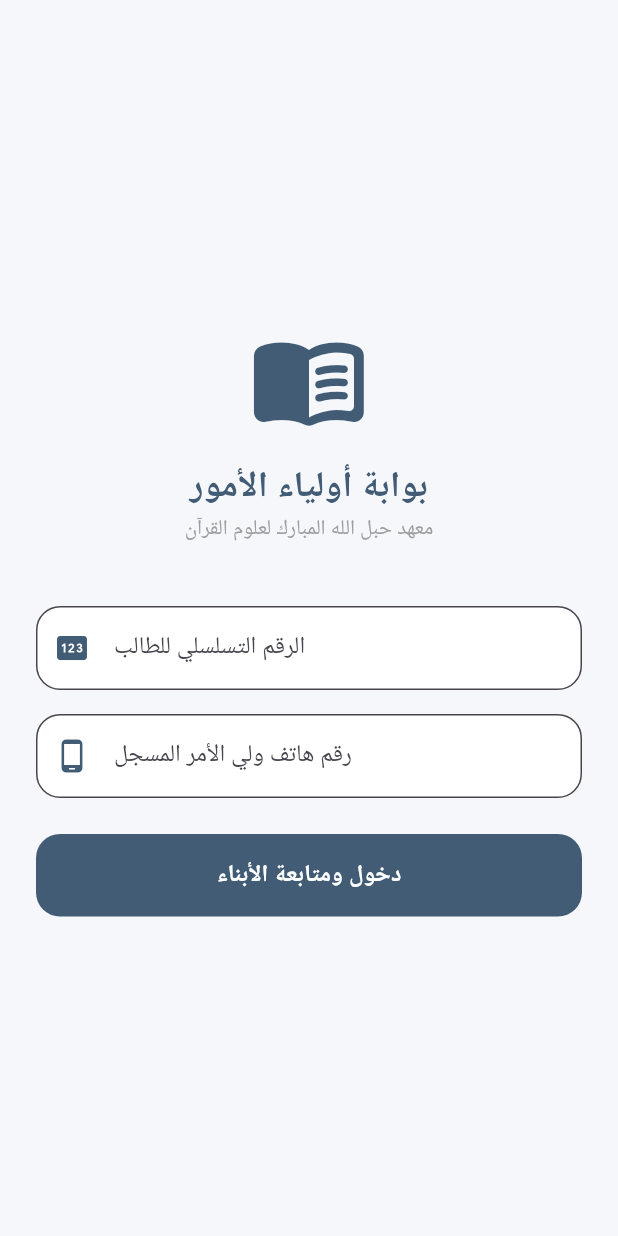
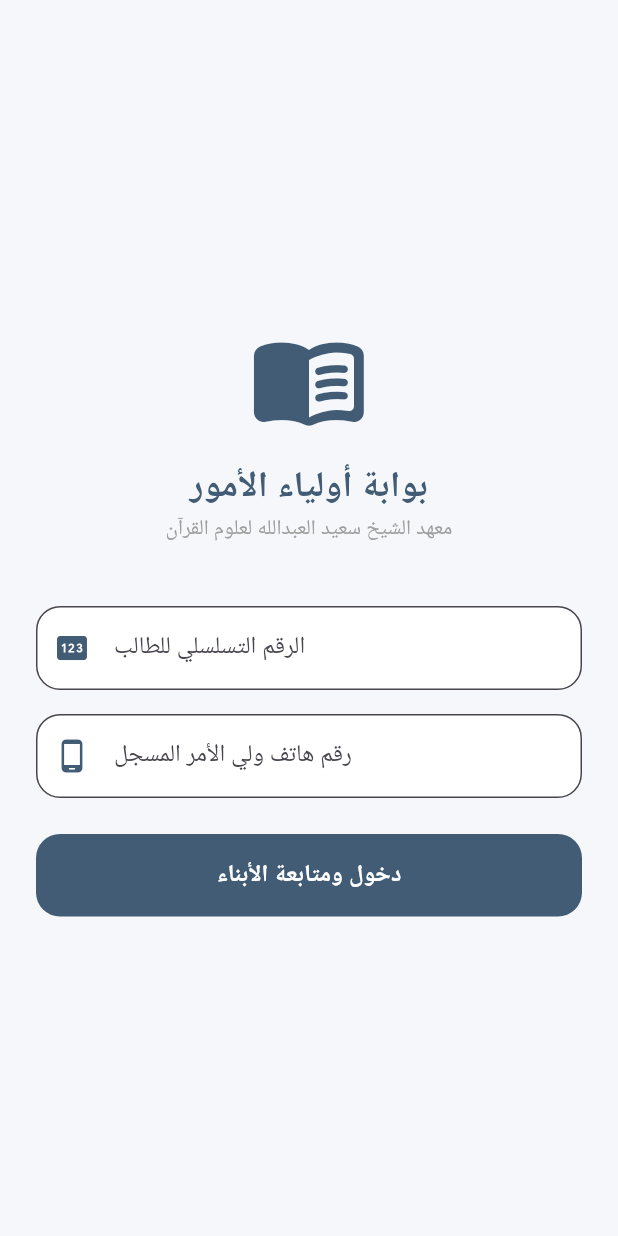
Before and after one commit to abdallhbeek7000-cmd/quran_parents_new_app, a Flutter app: the screen it shows after launch, on a phone screen of 412 x 824 dp. Run offline on Flutter 3.47's test engine with Material 3 defaults, Android fonts, the phone set to English and light mode, and no system bars; our stand-ins replace cached_network_image, cloud_firestore, firebase_core, firebase_messaging, flutter_local_notifications, shared_preferences; accounts and stored records are empty; Roboto replaces fonts that are missing (Cairo).

```diff
--- a/lib/main.dart
+++ b/lib/main.dart
@@ -39,7 +39,7 @@ class MyApp extends StatelessWidget {
   Widget build(BuildContext context) {
     return MaterialApp(
       debugShowCheckedModeBanner: false,
-      title: 'معهد حبل الله',
+      title: 'معهد الشيخ سعيد العبدالله',
       theme: ThemeData(
         fontFamily: 'Cairo',
       ),
--- a/lib/pages/login_page.dart
+++ b/lib/pages/login_page.dart
@@ -126,7 +126,7 @@ class _LoginPageState extends State<LoginPage> {
               Icon(Icons.menu_book_rounded, size: 80, color: primaryColor),
               const SizedBox(height: 15),
               Text('بوابة أولياء الأمور', style: TextStyle(fontSize: 24, fontWeight: FontWeight.bold, color: primaryColor)),
-              const Text('معهد حبل الله المبارك لعلوم القرآن', style: TextStyle(fontSize: 14, color: Colors.grey)),
+              const Text('معهد الشيخ سعيد العبدالله لعلوم القرآن', style: TextStyle(fontSize: 14, color: Colors.grey)),
               const SizedBox(height: 40),
               TextField(
                 controller: _serialController,
--- a/lib/pages/parent_home_page.dart
+++ b/lib/pages/parent_home_page.dart
@@ -395,9 +395,9 @@ class _ParentHomePageState extends State<ParentHomePage> {
           const Divider(height: 20),
           _buildSessionDetail(Icons.star, "الحفظ الجديد:", session['newMemorization'] ?? '---'),
           const SizedBox(height: 8),
-          _buildSessionDetail(Icons.menu_book, "مراجعة قريب:", session['nearReview'] ?? '---'),
+          _buildSessionDetail(Icons.menu_book, "مراجعة جديد:", session['nearReview'] ?? '---'),
           const SizedBox(height: 8),
-          _buildSessionDetail(Icons.history_toggle_off, "مراجعة بعيد:", session['farReview'] ?? '---'),
+          _buildSessionDetail(Icons.history_toggle_off, "مراجعة قديم:", session['farReview'] ?? '---'),
           const SizedBox(height: 8),
           _buildSessionDetail(Icons.chrome_reader_mode_outlined, "قراءة نظراً:", session['readingBySight'] ?? '---'),
           const SizedBox(height: 8),
```
Also changed, not shown: 5 other files.
